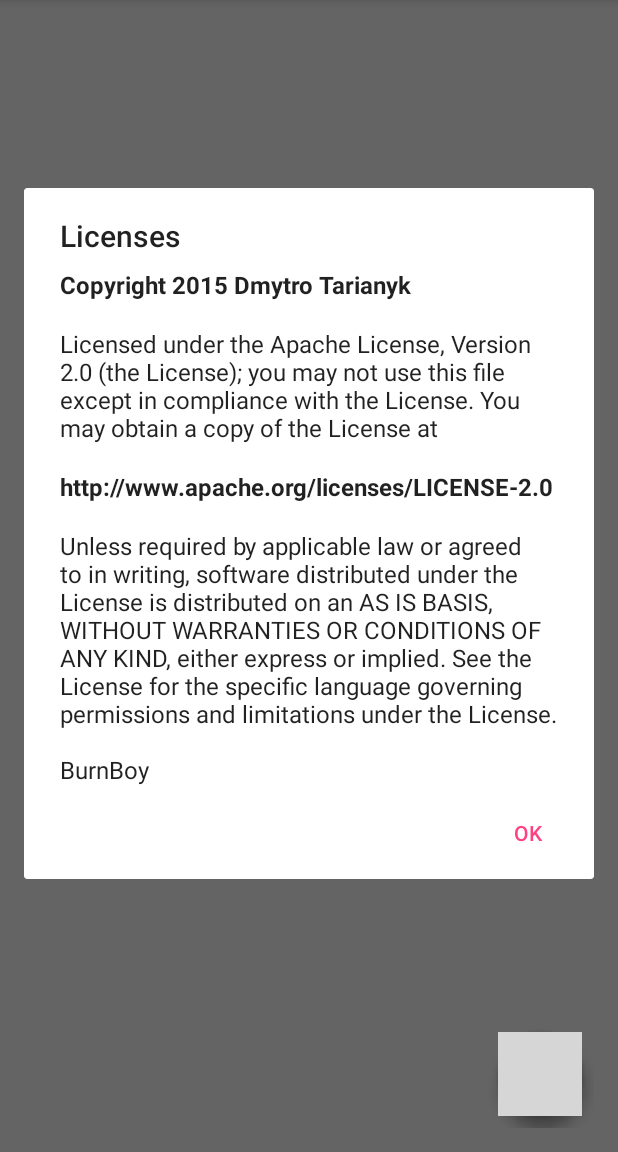
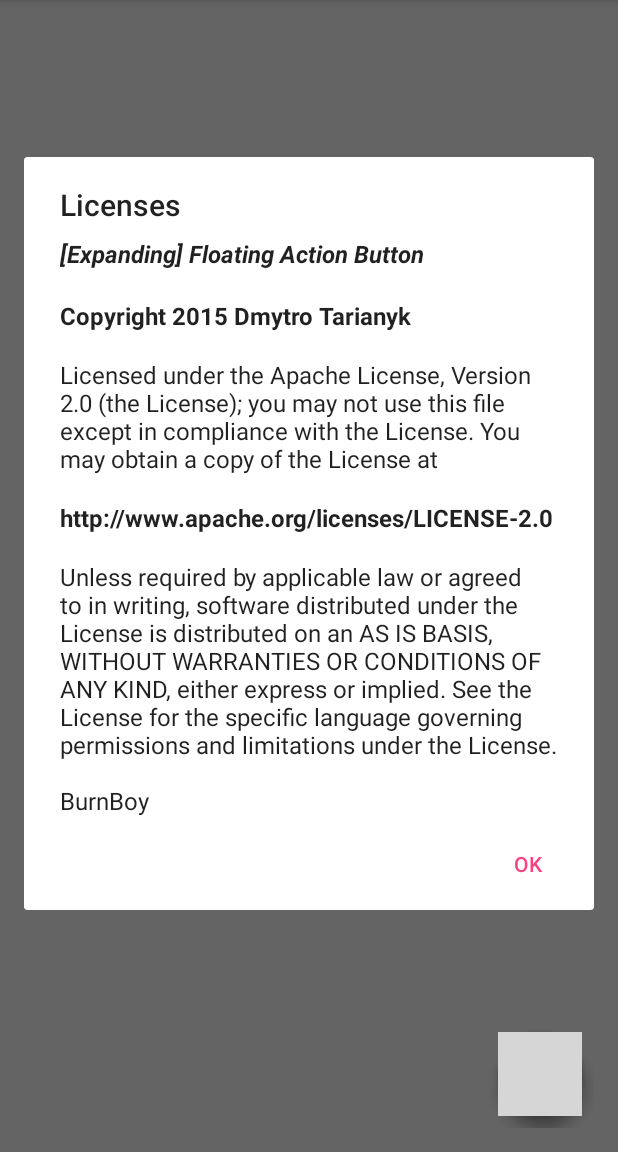
Before and after one commit to croft1/BurnBoy, an Android app: the screen it shows after launch (MainActivity), in the options menu, after a tap on "Legal", on a phone screen of 412 x 824 dp, the part 84-1236 px from its top. Run offline under Robolectric (Android 15) with nearby library versions, the phone set to English and light mode, and no system bars; our stand-ins replace AdMob; libraries missing offline, so code that uses them is left out: com.github.clans.fab; plain views replace FloatingActionButton, FloatingActionMenu; 4 statements that could not run were skipped; grey boxes are pictures that could not be loaded.

Commit message:
Database core functionality working
queries, create statements and fetching all works

Todo:

create content provider
install a list to display items from it
delete sleceted item
edit items name etc

```diff
--- a/app/src/main/java/devicroft/burnboy/Activities/MainActivity.java
+++ b/app/src/main/java/devicroft/burnboy/Activities/MainActivity.java
@@ -2,6 +2,7 @@
 
 import android.content.DialogInterface;
 import android.content.Intent;
+import android.database.sqlite.SQLiteDatabase;
 import android.support.v7.app.AlertDialog;
 import android.support.v7.app.AppCompatActivity;
 import android.os.Bundle;
@@ -20,11 +21,14 @@
 import com.google.android.gms.ads.AdRequest;
 import com.google.android.gms.ads.AdView;
 
+import devicroft.burnboy.Data.LogDBHelper;
+import devicroft.burnboy.MovementLog;
 import devicroft.burnboy.R;
 
 
 public class MainActivity extends AppCompatActivity {
 
+    LogDBHelper dbHelper;
 
 
 
@@ -83,6 +87,7 @@
         initialiseAd();
         setupFAB();
 
+        dbTest();
 
 
     }
@@ -101,8 +106,8 @@
         @Override
         public void onClick(View view) {
             startActivityLogging();
-            dispatchToast(R.string.start_fitnesslogging);
-
+            //dispatchToast(R.string.start_fitnesslogging);
+            dispatchToast(Integer.toString(dbHelper.getLogCount()));
         }
     };
 
@@ -110,11 +115,18 @@
         @Override
         public void onClick(View view) {
             //TODO add activity for manually inputting point locations, time, medium (bike, run etc)
+            int count = dbHelper.getLogCount();
+            testAddLog();
+            dispatchToast(Integer.toString(dbHelper.getLogCount() - count)  + " added");
         }
     };
 
+
     private void dispatchToast(int stringID){
-        Toast.makeText(getApplicationContext(), getString(stringID), Toast.LENGTH_SHORT).show();
+        Toast.makeText(this, getString(stringID), Toast.LENGTH_SHORT).show();
+    }
+    private void dispatchToast(String string){
+        Toast.makeText(this, string, Toast.LENGTH_SHORT).show();
     }
 
     private boolean startActivityLogging(){
@@ -140,4 +152,22 @@
     }
 
 
+
+
+    /*
+    *       TEST METHOODSSS
+     */
+    private void dbTest(){
+        dbHelper = new LogDBHelper(this);
+        testAddLog();
+        dispatchToast(Integer.toString(dbHelper.getLogCount()));
+        dbHelper.deleteAll();   //TODO remove delete call
+
     }
+
+    private void testAddLog(){
+        dbHelper.insertNewLog(new MovementLog(1000, 2000));
+        dbHelper.insertNewLog(new MovementLog());
+    }
+
+    }
--- a/app/src/main/java/devicroft/burnboy/Data/LogDBHelper.java
+++ b/app/src/main/java/devicroft/burnboy/Data/LogDBHelper.java
@@ -1,10 +1,244 @@
 package devicroft.burnboy.Data;
+
+import android.content.ContentValues;
+import android.content.Context;
+import android.database.Cursor;
+import android.database.DatabaseErrorHandler;
+import android.database.sqlite.SQLiteDatabase;
+import android.database.sqlite.SQLiteOpenHelper;
+import android.util.Log;
+
+import com.google.android.gms.maps.model.Marker;
+import com.google.android.gms.maps.model.MarkerOptions;
+
+import java.io.File;
+import java.util.ArrayList;
+
+import devicroft.burnboy.MovementLog;
+
 
 /**
  * Created by m on 31-Dec-16.
  */
 
-public class LogDBHelper {
+public class LogDBHelper extends SQLiteOpenHelper {
+
+    //to avoid confusion with actual android activities, MOVEMENT is used instead
+
+    private static final String DATABASE_NAME = "burnBoyDb";
+    private static final int dbVersionNumber = 1;
+    private static final String TABLENAME_MOVEMENT = "MOVEMENT";
+    private static final String TABLENAME_MARKER = "LATLNG";
+
+    //MOVEMENT TABLE
+    private static final String COL_ID_MOVE = "id";
+    private static final String COL_STARTTIME = "start_date";
+    private static final String COL_ENDTIME = "end_date";
+    //LATLNG TABLE
+    private static final String COL_ID_MARKER = "id";
+    private static final String COL_TITLE = "title";
+    private static final String COL_SNIPPET = "snippet";
+    private static final String COL_LAT = "latitude";
+    private static final String COL_LNG = "longitude";
+    private static final String COL_TIME = "time";
+    private static final String COL_FK_MOVEMENT_ID = "fk_movement_id";
+
+    public static final String PRAGMA_FOREIGNKEYS_ON = "PRAGMA foreign_keys=ON";
+    private static final String CREATE_MOVEMENT_LOG_TABLE =
+            "CREATE TABLE " +  TABLENAME_MOVEMENT + " ( " +
+                    COL_ID_MOVE + " INTEGER PRIMARY KEY AUTOINCREMENT NOT NULL, " +
+                    COL_STARTTIME + " INTEGER, " +
+                    COL_ENDTIME + " INTEGER" +
+                    ");";
+    private static final String CREATE_MARKER_TABLE =
+            "CREATE TABLE " +  TABLENAME_MARKER + " ( " +
+                    COL_ID_MARKER + " INTEGER PRIMARY KEY AUTOINCREMENT NOT NULL, " +
+                    COL_TITLE + " TEXT NOT NULL, " +
+                    COL_SNIPPET + " TEXT NOT NULL, " +
+                    COL_LAT + " DOUBLE NOT NULL, " +
+                    COL_LNG + " DOUBLE NOT NULL, " +
+                    COL_TIME + " INTEGER NOT NULL, " +
+                    COL_FK_MOVEMENT_ID + " INTEGER NOT NULL, " +
+                    "FOREIGN KEY(" + COL_FK_MOVEMENT_ID + ") REFERENCES " + TABLENAME_MOVEMENT + "(" + COL_ID_MOVE + ")" +
+                    ");";
+    private static final String QUERY_MARKERS_WHERE_ID =
+            "SELECT * FROM " + TABLENAME_MARKER +
+                    " WHERE " + COL_ID_MARKER + " = ";
+
+    private static final String QUERY_DELETE_ALL_MARKERS =
+            "DELETE FROM " + TABLENAME_MARKER;
+
+    private static final String QUERY_DELETE_ALL_LOGS =
+            "DELETE FROM " + TABLENAME_MOVEMENT;
+
+    private static final String QUERY_SELECT_ALL_LOGS =
+            "SELECT * FROM " + TABLENAME_MOVEMENT;
+
+    private static final String QUERY_SELECT_ALL_MARKERS =
+            "SELECT * FROM " + TABLENAME_MARKER;
+
+    public LogDBHelper(Context context){
+        super(context, DATABASE_NAME, null, dbVersionNumber);
+        Log.d("db",  "db created");
+    }
+
+    public LogDBHelper(Context context, String name, SQLiteDatabase.CursorFactory factory, int version) {
+        super(context, name, factory, version);
+    }
+    public LogDBHelper(Context context, String name, SQLiteDatabase.CursorFactory factory, int version, DatabaseErrorHandler errorHandler) {
+        super(context, name, factory, version, errorHandler);
+    }
+
+    /*
+     *
+     *      DB USAGE METHODS
+     *              pre-made .execSql  queries to easily insert, update or delete entries in the database
+    */
 
 
+    public void insertNewLog(MovementLog log){
+        //create a new log, therefore new id, to db
+        //done either when the tracking is finished, or when the service is finished abruptly
+        SQLiteDatabase db = this.getWritableDatabase();
+        ContentValues values = new ContentValues();
+        values.put(COL_STARTTIME, log.getStartTime().getTime());
+        values.put(COL_ENDTIME, log.getEndTime().getTime());
+        db.insert(TABLENAME_MOVEMENT, null, values);
+        insertMarkers(db, log.getMarkers());
+
+
+    }
+
+    private void insertMarkers(SQLiteDatabase db, ArrayList<Marker> m){
+        for(int i = 0; i < m.size(); i++){
+            ContentValues values = new ContentValues();
+            values.put(COL_TITLE, m.get(i).getTitle());
+            values.put(COL_SNIPPET, m.get(i).getSnippet());
+            values.put(COL_LAT, m.get(i).getPosition().latitude);
+            values.put(COL_LNG, m.get(i).getPosition().longitude);
+            values.put(COL_TIME, 0);        //TODO implement time keeping functionality for each marker. perhaps putting date in tag
+            db.insert(TABLENAME_MARKER, null, values);
+        }
+    }
+
+    private int titleIndex = 1;
+    private  int snippetIndex = 2;
+    private  int latIndex = 3;
+    private int lngIndex = 4;
+    private  int timeIndex = 5;
+
+    public ArrayList<String[]> fetchMarkers(int id){
+        //find id of log event in db then return all of that logs marker data in marker objects back
+        ArrayList<String[]> logMarkers = new ArrayList<>();
+        SQLiteDatabase db = this.getWritableDatabase();
+        Cursor cursor = db.rawQuery(QUERY_MARKERS_WHERE_ID + id, null);
+        cursor.moveToFirst();
+        while(!cursor.isAfterLast()){
+            logMarkers.add(cursorToMarkerData(cursor));
+            cursor.moveToNext();
+        }
+
+        return logMarkers;
+    }
+
+    private String[] cursorToMarkerData(Cursor cursor){
+        MarkerOptions m = new MarkerOptions().visible(false);
+        String[] s = {cursor.getString(titleIndex),
+                    cursor.getString(snippetIndex),
+                    cursor.getString(latIndex),
+            cursor.getString(lngIndex),
+            cursor.getString(timeIndex)};
+
+            return s;
+    }
+
+    public void deleteAll(){
+        SQLiteDatabase db = this.getWritableDatabase();
+        db.execSQL(QUERY_DELETE_ALL_LOGS);
+        db.execSQL(QUERY_DELETE_ALL_MARKERS);
+        db.close();
+    }
+
+    public int getLogCount(){
+        SQLiteDatabase db = this.getWritableDatabase();
+        Cursor c = db.rawQuery(QUERY_SELECT_ALL_LOGS, null);
+        int count = c.getCount();
+        db.close();
+        return count;
+
+    }
+
+
+
+
+    //END DB USAGE METHODS
+
+     /*
+     *  OVERRIDE METHODS
+    */
+
+    @Override
+    public void onCreate(SQLiteDatabase db) {
+        db.execSQL(PRAGMA_FOREIGNKEYS_ON);
+        db.execSQL(CREATE_MOVEMENT_LOG_TABLE);
+        Log.d("db", "movement table created");
+        db.execSQL(CREATE_MARKER_TABLE);
+        Log.d("db", "latlng table created");
+
+    }
+
+
+    @Override
+    public void onOpen(SQLiteDatabase db) {
+        Log.d("db", "opened");
+        super.onOpen(db);
+    }
+
+
+    @Override
+    public void onUpgrade(SQLiteDatabase db, int oldVersion, int newVersion) {
+        db.execSQL("DROP TABLE IF EXISTS " + DATABASE_NAME);
+        db.execSQL("DROP TABLE IF EXISTS " + TABLENAME_MARKER);
+        db.execSQL("DROP TABLE IF EXISTS " + TABLENAME_MOVEMENT);
+        onCreate(db);
+    }
+
+        @Override
+    public String getDatabaseName() {
+        return super.getDatabaseName();
+    }
+
+    @Override
+    public void setWriteAheadLoggingEnabled(boolean enabled) {
+        super.setWriteAheadLoggingEnabled(enabled);
+    }
+
+    @Override
+    public SQLiteDatabase getWritableDatabase() {
+        Log.d("db", "got writable");
+        return super.getWritableDatabase();
+    }
+
+    @Override
+    public SQLiteDatabase getReadableDatabase() {
+        Log.d("db", "got readable");
+        return super.getReadableDatabase();
+    }
+
+    @Override
+    public synchronized void close() {
+        super.close();
+    }
+
+    @Override
+    public void onConfigure(SQLiteDatabase db) {
+        super.onConfigure(db);
+    }
+
+    @Override
+    public void onDowngrade(SQLiteDatabase db, int oldVersion, int newVersion) {
+        super.onDowngrade(db, oldVersion, newVersion);
+    }
+
+    //END OVERRIDE METHODS
 }
--- a/app/src/main/java/devicroft/burnboy/MovementLog.java
+++ b/app/src/main/java/devicroft/burnboy/MovementLog.java
@@ -1,8 +1,11 @@
 package devicroft.burnboy;
 
 import com.google.android.gms.maps.model.LatLng;
+import com.google.android.gms.maps.model.Marker;
 
 import java.util.ArrayList;
+import java.util.Calendar;
+import java.util.Date;
 
 /**
  * Created by m on 31-Dec-16.
@@ -10,8 +13,69 @@
 
 public class MovementLog {
 
-    ArrayList<LatLng> pointPosition = new ArrayList<>();
-    ArrayList<LatLng> pointTime = new ArrayList<>();
+    int _id;
+    ArrayList<Marker> markers = new ArrayList<>();
+    ArrayList<Date> markerDate = new ArrayList<>();
+    Date startTime;
+    Date endTime;
+
+    public MovementLog() {
+        //starting a new log fresh
+        startTime = Calendar.getInstance().getTime();
+        endTime = new Date(startTime.getTime() + 600000);   //default is 1 hour end time
+    }
+
+    public MovementLog(long start, long end) {
+        startTime = new Date(start);
+        endTime = new Date(end);
+
+    }
+
+    public Date getEndTime() {
+        return endTime;
+    }
+
+    public void setEndTime(Date endTime) {
+        this.endTime = endTime;
+    }
+
+    public int get_id() {
+        return _id;
+    }
+
+    public void set_id(int _id) {
+        this._id = _id;
+    }
+
+    public ArrayList<Marker> getMarkers() {
+        return markers;
+    }
+
+    public void setMarkers(ArrayList<Marker> markers) {
+        this.markers = markers;
+    }
+
+    public ArrayList<Date> getMarkerDate() {
+        return markerDate;
+    }
+
+    public void setMarkerDate(ArrayList<Date> markerDate) {
+        this.markerDate = markerDate;
+    }
+
+    public Date getStartTime() {
+        return startTime;
+    }
+
+    public void setStartTime(Date startTime) {
+        this.startTime = startTime;
+    }
+
+
+
+
+
+
 
 
 }
--- a/app/src/main/res/menu/menu.xml
+++ b/app/src/main/res/menu/menu.xml
@@ -12,5 +12,9 @@
         android:title="@string/action_licenses"
         android:id="@+id/action_licenses"
         />
+    <item
+        android:title="@string/action_delete_all"
+        android:id="@+id/action_delete_all"
+        />
 
 </menu>
--- a/app/src/main/res/values/strings.xml
+++ b/app/src/main/res/values/strings.xml
@@ -6,17 +6,20 @@
     <string name="action_licenses">Legal</string>
     <string name="action_history">History</string>
     <string name="start_fitnesslogging">Activity Tracking Begun</string>
+    <string name="action_delete_all">Delete All</string>
+    <!-- END UI STRINGS -->
 
-    <!-- END UI STRINGS -->
     <!-- PERMISSION STRINGS -->
     <string name="rationale_permission_internet">Need internet to find location, ads and access Google Maps</string>
     <string name="rationale_permission_coarse">Need to get approximate location and use Google Maps</string>
     <string name="rationale_permission_fine">Need internet to find accurate location and for Google Maps</string>
     <string name="permission_features_enabled">Features enabled</string>
     <!-- END  PERMISSION STRINGS -->
+
     <!-- LICENSE STRINGS -->
     <string name="license_fab">
         <![CDATA[
+        <p><b><i>[Expanding] Floating Action Button</i></p></b>
         <p><b>Copyright 2015 Dmytro Tarianyk</p></b>
 <p>
 Licensed under the Apache License, Version 2.0 (the "License");
```
